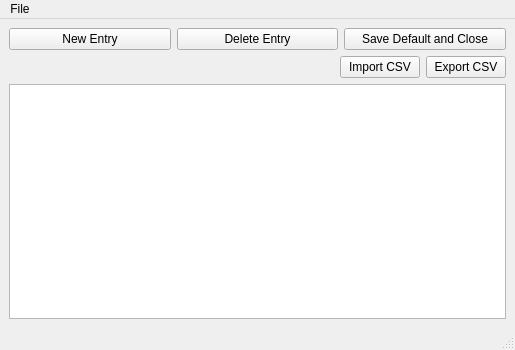
Old version of the form src/UI Files/editor.ui in the repository cityofaustin/TagTool.
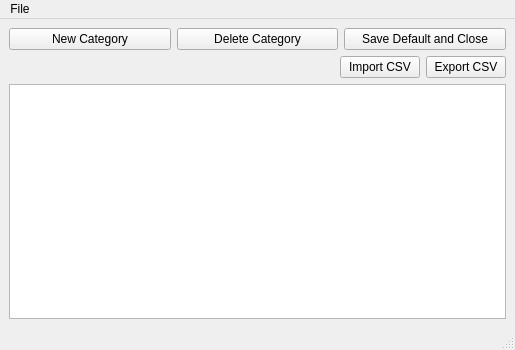
New version of the form.

The edit to the form file:
```diff
--- a/src/UI Files/editor.ui
+++ b/src/UI Files/editor.ui
@@ -23,14 +23,14 @@
       <item>
        <widget class="QPushButton" name="btn_newEntry">
         <property name="text">
-         <string>New Entry</string>
+         <string>New Category</string>
         </property>
        </widget>
       </item>
       <item>
        <widget class="QPushButton" name="btn_deleteEntry">
         <property name="text">
-         <string>Delete Entry</string>
+         <string>Delete Category</string>
         </property>
        </widget>
       </item>
```
